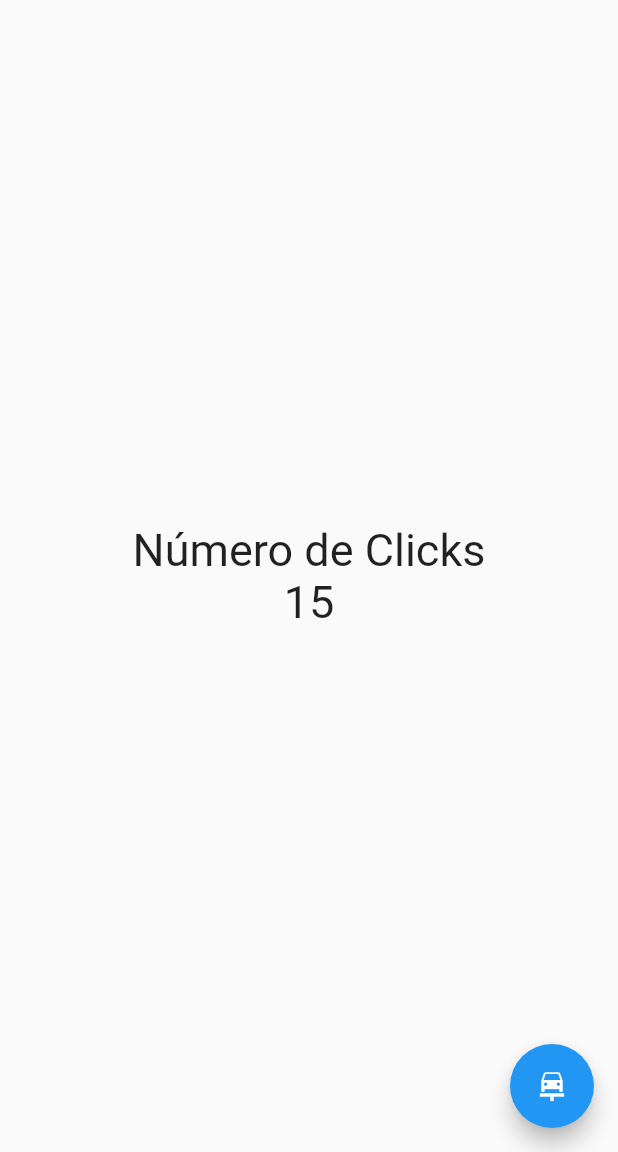
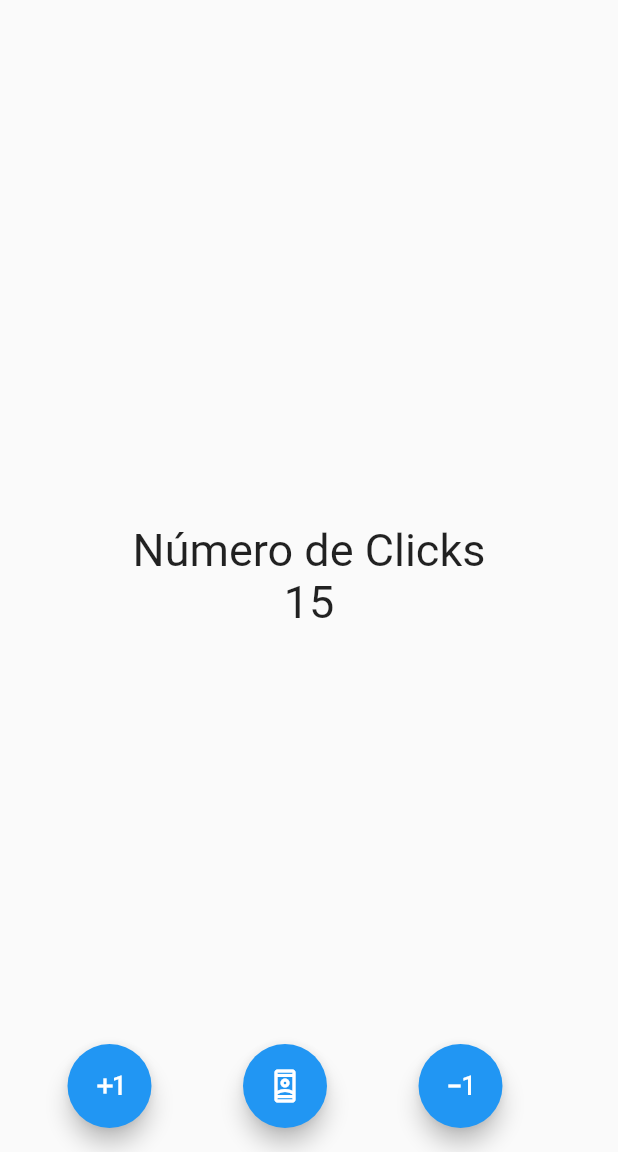
Before and after one commit to RichardWhiteG2/counter_app, a Flutter app: the screen it shows after launch, on a phone screen of 412 x 824 dp, the part 84-1236 px from its top. Run offline on Flutter 3.47's test engine with Material 2 defaults, Android fonts, the phone set to English and light mode, and no system bars.

Commit message:
Clase 55 Creando acciones adicionales

```diff
--- a/lib/screens/home_screen.dart
+++ b/lib/screens/home_screen.dart
@@ -32,13 +32,39 @@ class _HomeScreenState extends State<HomeScreen> {
       ),
       //floatingActionButtonLocation   mueve la posición del boton.
       //floatingActionButtonLocation: FloatingActionButtonLocation.miniCenterFloat,
-      floatingActionButton:  FloatingActionButton(
-        child: const Icon(Icons.car_repair),
-        onPressed: () {
-          counter++;
-          setState(() {});
-        },
+      floatingActionButton:  Row(
+        mainAxisAlignment: MainAxisAlignment.spaceEvenly,
+        children: [
+          FloatingActionButton(
+            child: const Icon(Icons.exposure_plus_1_outlined),
+            onPressed: () {
+              counter++;
+              setState(() {});
+            },
 
+          ),
+
+          FloatingActionButton(
+            child: const Icon(Icons.remember_me_outlined),
+            onPressed: () {
+              counter=0;
+              setState(() {});
+            },
+
+          ),
+
+
+
+
+          FloatingActionButton(
+            child: const Icon(Icons.exposure_minus_1_outlined),
+            onPressed: () {
+              counter--;
+              setState(() {});
+            },
+
+          ),
+        ],
       ),
     );
   }
```
